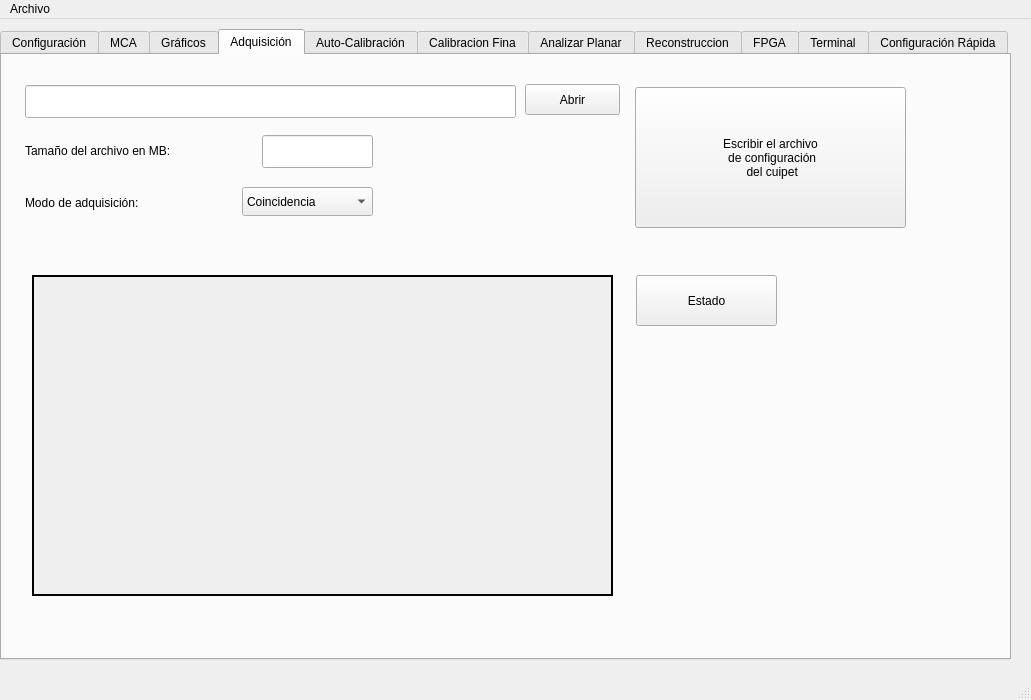
Before: the Qt Designer form ui/MainWindow.ui in dpirlo/qt-mca, drawn with Qt 5.
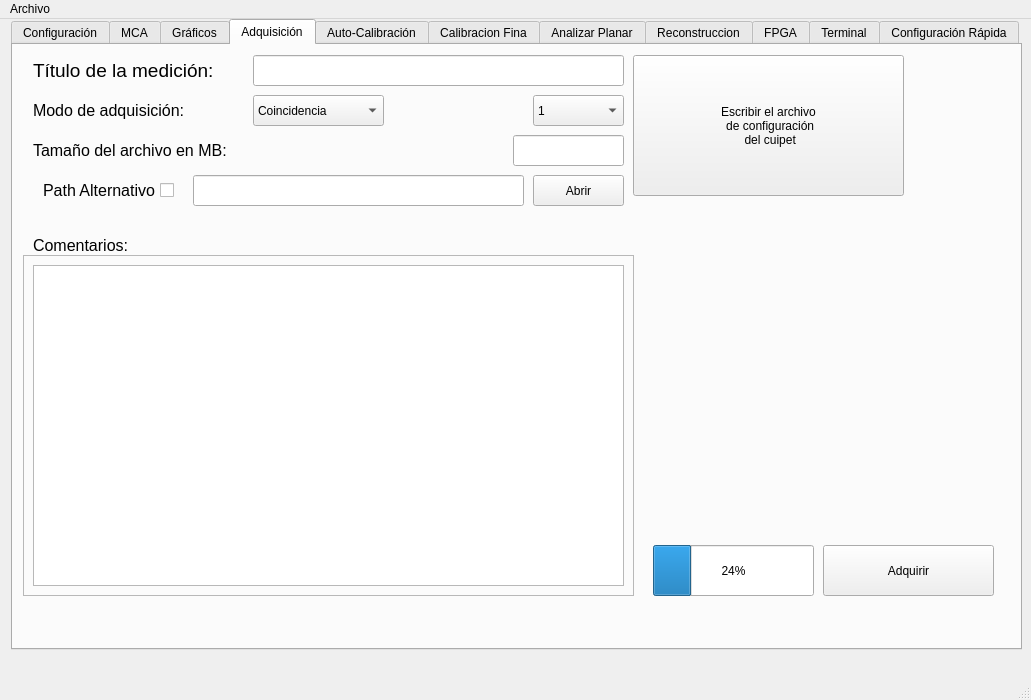
After: the same form once the commit is applied. The open tabs and pages were chosen to show the change. Custom widgets are drawn as their Qt base class.

```diff
--- a/ui/MainWindow.ui
+++ b/ui/MainWindow.ui
@@ -55,8 +55,8 @@
    <widget class="QTabWidget" name="tabWidget_general">
     <property name="geometry">
      <rect>
-      <x>0</x>
-      <y>10</y>
+      <x>11</x>
+      <y>0</y>
       <width>1011</width>
       <height>631</height>
      </rect>
@@ -4138,8 +4138,8 @@
      <widget class="QPushButton" name="pushButton_write_cuipet_file">
       <property name="geometry">
        <rect>
-        <x>633</x>
-        <y>32</y>
+        <x>620</x>
+        <y>10</y>
         <width>271</width>
         <height>141</height>
        </rect>
@@ -4153,29 +4153,32 @@
      <widget class="QLineEdit" name="lineEdit_cuipet_aqd_file_size">
       <property name="geometry">
        <rect>
-        <x>260</x>
-        <y>80</y>
+        <x>500</x>
+        <y>90</y>
         <width>111</width>
-        <height>33</height>
+        <height>31</height>
        </rect>
       </property>
+      <property name="inputMask">
+       <string>9999</string>
+      </property>
      </widget>
      <widget class="QLineEdit" name="lineEdit_cuipet_aqd_path_file">
       <property name="geometry">
        <rect>
-        <x>23</x>
-        <y>30</y>
-        <width>491</width>
-        <height>33</height>
+        <x>180</x>
+        <y>130</y>
+        <width>331</width>
+        <height>31</height>
        </rect>
       </property>
      </widget>
      <widget class="QPushButton" name="pushButton_cuipet_aqd_file_open">
       <property name="geometry">
        <rect>
-        <x>523</x>
-        <y>29</y>
-        <width>95</width>
+        <x>520</x>
+        <y>130</y>
+        <width>91</width>
         <height>31</height>
        </rect>
       </property>
@@ -4187,9 +4190,9 @@
       <property name="geometry">
        <rect>
         <x>240</x>
-        <y>132</y>
+        <y>50</y>
         <width>131</width>
-        <height>29</height>
+        <height>31</height>
        </rect>
       </property>
       <item>
@@ -4206,12 +4209,17 @@
      <widget class="QLabel" name="label_103">
       <property name="geometry">
        <rect>
-        <x>23</x>
-        <y>85</y>
+        <x>20</x>
+        <y>90</y>
         <width>221</width>
-        <height>21</height>
+        <height>31</height>
        </rect>
       </property>
+      <property name="font">
+       <font>
+        <pointsize>12</pointsize>
+       </font>
+      </property>
       <property name="text">
        <string>Tamaño del archivo en MB:</string>
       </property>
@@ -4219,49 +4227,207 @@
      <widget class="QLabel" name="label_105">
       <property name="geometry">
        <rect>
-        <x>23</x>
-        <y>137</y>
-        <width>221</width>
-        <height>21</height>
+        <x>20</x>
+        <y>50</y>
+        <width>171</width>
+        <height>31</height>
        </rect>
       </property>
+      <property name="font">
+       <font>
+        <pointsize>12</pointsize>
+       </font>
+      </property>
       <property name="text">
        <string>Modo de adquisición:</string>
       </property>
      </widget>
-     <widget class="QLabel" name="label_cuipet_stdoutput">
+     <widget class="QPushButton" name="pbAdquirir">
       <property name="geometry">
        <rect>
-        <x>30</x>
-        <y>220</y>
-        <width>581</width>
-        <height>321</height>
+        <x>810</x>
+        <y>500</y>
+        <width>171</width>
+        <height>51</height>
        </rect>
       </property>
-      <property name="autoFillBackground">
+      <property name="text">
+       <string>Adquirir</string>
+      </property>
+      <property name="checkable">
        <bool>true</bool>
       </property>
+     </widget>
+     <widget class="QLabel" name="label_5">
+      <property name="geometry">
+       <rect>
+        <x>20</x>
+        <y>10</y>
+        <width>211</width>
+        <height>31</height>
+       </rect>
+      </property>
+      <property name="font">
+       <font>
+        <pointsize>14</pointsize>
+       </font>
+      </property>
+      <property name="text">
+       <string>Título de la medición:</string>
+      </property>
+     </widget>
+     <widget class="QLineEdit" name="lineEdit_Titulo_Medicion">
+      <property name="geometry">
+       <rect>
+        <x>240</x>
+        <y>10</y>
+        <width>371</width>
+        <height>31</height>
+       </rect>
+      </property>
+     </widget>
+     <widget class="QLabel" name="label_24">
+      <property name="geometry">
+       <rect>
+        <x>20</x>
+        <y>190</y>
+        <width>121</width>
+        <height>21</height>
+       </rect>
+      </property>
+      <property name="font">
+       <font>
+        <pointsize>12</pointsize>
+       </font>
+      </property>
+      <property name="text">
+       <string>Comentarios:</string>
+      </property>
+     </widget>
+     <widget class="QComboBox" name="cb_Calib_Cab">
+      <property name="geometry">
+       <rect>
+        <x>520</x>
+        <y>50</y>
+        <width>91</width>
+        <height>31</height>
+       </rect>
+      </property>
+      <item>
+       <property name="text">
+        <string>1</string>
+       </property>
+      </item>
+      <item>
+       <property name="text">
+        <string>2</string>
+       </property>
+      </item>
+      <item>
+       <property name="text">
+        <string>3</string>
+       </property>
+      </item>
+      <item>
+       <property name="text">
+        <string>4</string>
+       </property>
+      </item>
+      <item>
+       <property name="text">
+        <string>5</string>
+       </property>
+      </item>
+      <item>
+       <property name="text">
+        <string>6</string>
+       </property>
+      </item>
+     </widget>
+     <widget class="QFrame" name="frame_3">
+      <property name="geometry">
+       <rect>
+        <x>10</x>
+        <y>210</y>
+        <width>611</width>
+        <height>341</height>
+       </rect>
+      </property>
       <property name="frameShape">
-       <enum>QFrame::WinPanel</enum>
+       <enum>QFrame::StyledPanel</enum>
       </property>
-      <property name="midLineWidth">
-       <number>-3</number>
+      <property name="frameShadow">
+       <enum>QFrame::Raised</enum>
       </property>
-      <property name="text">
-       <string/>
-      </property>
+      <widget class="QTextEdit" name="textEdit">
+       <property name="geometry">
+        <rect>
+         <x>10</x>
+         <y>10</y>
+         <width>591</width>
+         <height>321</height>
+        </rect>
+       </property>
+      </widget>
      </widget>
-     <widget class="QPushButton" name="pushButton_cuipet_status">
+     <widget class="QCheckBox" name="cb_Path_alternativo_adq">
       <property name="geometry">
        <rect>
-        <x>634</x>
-        <y>220</y>
+        <x>20</x>
+        <y>130</y>
         <width>141</width>
+        <height>31</height>
+       </rect>
+      </property>
+      <property name="font">
+       <font>
+        <pointsize>12</pointsize>
+       </font>
+      </property>
+      <property name="layoutDirection">
+       <enum>Qt::RightToLeft</enum>
+      </property>
+      <property name="text">
+       <string>Path Alternativo</string>
+      </property>
+     </widget>
+     <widget class="QProgressBar" name="progressBar">
+      <property name="geometry">
+       <rect>
+        <x>640</x>
+        <y>500</y>
+        <width>161</width>
         <height>51</height>
        </rect>
       </property>
+      <property name="value">
+       <number>24</number>
+      </property>
+     </widget>
+     <widget class="QLabel" name="label_gif_3">
+      <property name="geometry">
+       <rect>
+        <x>657</x>
+        <y>310</y>
+        <width>70</width>
+        <height>70</height>
+       </rect>
+      </property>
       <property name="text">
-       <string>Estado</string>
+       <string/>
+      </property>
+     </widget>
+     <widget class="QLabel" name="label_gif_4">
+      <property name="geometry">
+       <rect>
+        <x>640</x>
+        <y>310</y>
+        <width>70</width>
+        <height>70</height>
+       </rect>
+      </property>
+      <property name="text">
+       <string/>
       </property>
      </widget>
     </widget>
@@ -7609,35 +7775,6 @@
      <attribute name="title">
       <string>Configuración Rápida</string>
      </attribute>
-     <widget class="QPushButton" name="pbAdquirir">
-      <property name="geometry">
-       <rect>
-        <x>20</x>
-        <y>460</y>
-        <width>161</width>
-        <height>121</height>
-       </rect>
-      </property>
-      <property name="text">
-       <string>Adquirir</string>
-      </property>
-      <property name="checkable">
-       <bool>true</bool>
-      </property>
-     </widget>
-     <widget class="QPushButton" name="pbConfigurar">
-      <property name="geometry">
-       <rect>
-        <x>820</x>
-        <y>460</y>
-        <width>171</width>
-        <height>121</height>
-       </rect>
-      </property>
-      <property name="text">
-       <string>Configurar Cabezal</string>
-      </property>
-     </widget>
     </widget>
    </widget>
    <widget class="QLabel" name="label_data_output">
```
Left out of the diff: 306 changed lines with no effect on the pictures.
